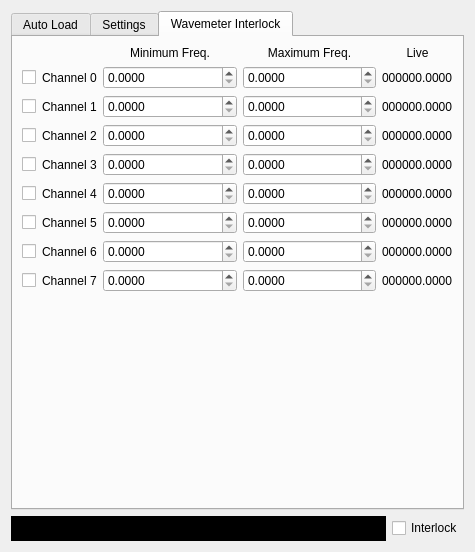
Before: the Qt Designer form ui/AutoLoad.ui in MonroeQuantumNetworks/IonControl, drawn with Qt 5.
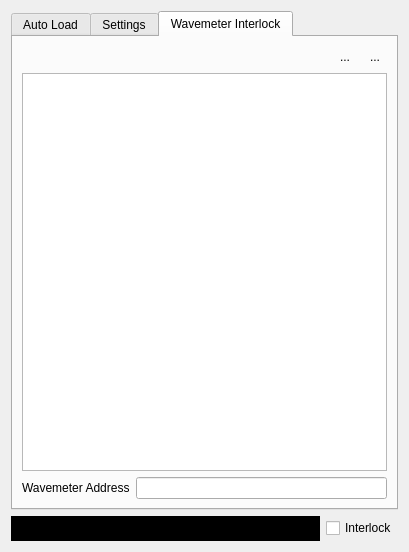
After: the same form once the commit is applied. The open tabs and pages were chosen to show the change. Icons and pictures are not drawn. Custom widgets are drawn as their Qt base class.

Commit message: revised wavemeter Interlock

Patch:
```diff
--- a/ui/AutoLoad.ui
+++ b/ui/AutoLoad.ui
@@ -6,7 +6,7 @@
    <rect>
     <x>0</x>
     <y>0</y>
-    <width>475</width>
+    <width>409</width>
     <height>552</height>
    </rect>
   </property>
@@ -290,551 +290,73 @@
       <attribute name="title">
        <string>Wavemeter Interlock</string>
       </attribute>
-      <layout class="QGridLayout" name="gridLayout_2">
-       <item row="1" column="0">
-        <widget class="QCheckBox" name="useChannelGui0">
-         <property name="toolTip">
-          <string>&lt;html&gt;&lt;head/&gt;&lt;body&gt;&lt;p&gt;Use channel 0&lt;/p&gt;&lt;/body&gt;&lt;/html&gt;</string>
-         </property>
-         <property name="text">
-          <string/>
-         </property>
-        </widget>
+      <layout class="QVBoxLayout" name="verticalLayout_3">
+       <item>
+        <layout class="QHBoxLayout" name="horizontalLayout_2">
+         <item>
+          <spacer name="horizontalSpacer_2">
+           <property name="orientation">
+            <enum>Qt::Horizontal</enum>
+           </property>
+           <property name="sizeHint" stdset="0">
+            <size>
+             <width>40</width>
+             <height>20</height>
+            </size>
+           </property>
+          </spacer>
+         </item>
+         <item>
+          <widget class="QToolButton" name="addChannelButton">
+           <property name="text">
+            <string>...</string>
+           </property>
+           <property name="icon">
+            <iconset resource="Experiment.qrc">
+             <normaloff>:/openicon/icons/edit-add.png</normaloff>:/openicon/icons/edit-add.png</iconset>
+           </property>
+           <property name="autoRaise">
+            <bool>true</bool>
+           </property>
+          </widget>
+         </item>
+         <item>
+          <widget class="QToolButton" name="removeChannelButton">
+           <property name="text">
+            <string>...</string>
+           </property>
+           <property name="icon">
+            <iconset resource="Experiment.qrc">
+             <normaloff>:/openicon/icons/edit_remove.png</normaloff>:/openicon/icons/edit_remove.png</iconset>
+           </property>
+           <property name="autoRaise">
+            <bool>true</bool>
+           </property>
+          </widget>
+         </item>
+        </layout>
        </item>
-       <item row="8" column="0">
-        <widget class="QCheckBox" name="useChannelGui7">
-         <property name="toolTip">
-          <string>&lt;html&gt;&lt;head/&gt;&lt;body&gt;&lt;p&gt;Use channel 7&lt;/p&gt;&lt;/body&gt;&lt;/html&gt;</string>
-         </property>
-         <property name="text">
-          <string/>
-         </property>
-        </widget>
-       </item>
-       <item row="2" column="4">
-        <widget class="QLabel" name="channelResultGui1">
-         <property name="sizePolicy">
-          <sizepolicy hsizetype="Preferred" vsizetype="Preferred">
-           <horstretch>0</horstretch>
-           <verstretch>0</verstretch>
-          </sizepolicy>
-         </property>
-         <property name="text">
-          <string>000000.0000</string>
-         </property>
-        </widget>
-       </item>
-       <item row="7" column="3">
-        <widget class="QDoubleSpinBox" name="channelMaxGui6">
-         <property name="sizePolicy">
-          <sizepolicy hsizetype="Minimum" vsizetype="Fixed">
-           <horstretch>1</horstretch>
-           <verstretch>0</verstretch>
-          </sizepolicy>
-         </property>
-         <property name="decimals">
-          <number>4</number>
-         </property>
-         <property name="maximum">
-          <double>1000000.000000000000000</double>
-         </property>
-        </widget>
-       </item>
-       <item row="1" column="1">
-        <widget class="QLabel" name="channelLabelGui0">
-         <property name="text">
-          <string>Channel 0</string>
-         </property>
-        </widget>
-       </item>
-       <item row="3" column="3">
-        <widget class="QDoubleSpinBox" name="channelMaxGui2">
-         <property name="sizePolicy">
-          <sizepolicy hsizetype="Minimum" vsizetype="Fixed">
-           <horstretch>1</horstretch>
-           <verstretch>0</verstretch>
-          </sizepolicy>
-         </property>
-         <property name="decimals">
-          <number>4</number>
-         </property>
-         <property name="maximum">
-          <double>1000000.000000000000000</double>
-         </property>
-        </widget>
-       </item>
-       <item row="8" column="3">
-        <widget class="QDoubleSpinBox" name="channelMaxGui7">
-         <property name="sizePolicy">
-          <sizepolicy hsizetype="Minimum" vsizetype="Fixed">
-           <horstretch>1</horstretch>
-           <verstretch>0</verstretch>
-          </sizepolicy>
-         </property>
-         <property name="decimals">
-          <number>4</number>
-         </property>
-         <property name="maximum">
-          <double>1000000.000000000000000</double>
-         </property>
-        </widget>
-       </item>
-       <item row="4" column="0">
-        <widget class="QCheckBox" name="useChannelGui3">
-         <property name="toolTip">
-          <string>&lt;html&gt;&lt;head/&gt;&lt;body&gt;&lt;p&gt;Use channel 3&lt;/p&gt;&lt;/body&gt;&lt;/html&gt;</string>
-         </property>
-         <property name="text">
-          <string/>
-         </property>
-        </widget>
-       </item>
-       <item row="8" column="4">
-        <widget class="QLabel" name="channelResultGui7">
-         <property name="sizePolicy">
-          <sizepolicy hsizetype="Preferred" vsizetype="Preferred">
-           <horstretch>0</horstretch>
-           <verstretch>0</verstretch>
-          </sizepolicy>
-         </property>
-         <property name="text">
-          <string>000000.0000</string>
-         </property>
-        </widget>
-       </item>
-       <item row="4" column="1">
-        <widget class="QLabel" name="channelLabelGui3">
-         <property name="text">
-          <string>Channel 3</string>
-         </property>
-        </widget>
-       </item>
-       <item row="5" column="1">
-        <widget class="QLabel" name="channelLabelGui4">
-         <property name="styleSheet">
-          <string notr="true"/>
-         </property>
-         <property name="text">
-          <string>Channel 4</string>
-         </property>
-        </widget>
-       </item>
-       <item row="5" column="3">
-        <widget class="QDoubleSpinBox" name="channelMaxGui4">
-         <property name="sizePolicy">
-          <sizepolicy hsizetype="Minimum" vsizetype="Fixed">
-           <horstretch>1</horstretch>
-           <verstretch>0</verstretch>
-          </sizepolicy>
-         </property>
-         <property name="decimals">
-          <number>4</number>
-         </property>
-         <property name="maximum">
-          <double>1000000.000000000000000</double>
-         </property>
-        </widget>
-       </item>
-       <item row="3" column="0">
-        <widget class="QCheckBox" name="useChannelGui2">
-         <property name="toolTip">
-          <string>&lt;html&gt;&lt;head/&gt;&lt;body&gt;&lt;p&gt;Use channel 2&lt;/p&gt;&lt;/body&gt;&lt;/html&gt;</string>
-         </property>
-         <property name="text">
-          <string/>
-         </property>
-        </widget>
-       </item>
-       <item row="3" column="4">
-        <widget class="QLabel" name="channelResultGui2">
-         <property name="sizePolicy">
-          <sizepolicy hsizetype="Preferred" vsizetype="Preferred">
-           <horstretch>0</horstretch>
-           <verstretch>0</verstretch>
-          </sizepolicy>
-         </property>
-         <property name="text">
-          <string>000000.0000</string>
-         </property>
-        </widget>
-       </item>
-       <item row="1" column="4">
-        <widget class="QLabel" name="channelResultGui0">
-         <property name="sizePolicy">
-          <sizepolicy hsizetype="Preferred" vsizetype="Preferred">
-           <horstretch>0</horstretch>
-           <verstretch>0</verstretch>
-          </sizepolicy>
-         </property>
-         <property name="text">
-          <string>000000.0000</string>
-         </property>
-        </widget>
-       </item>
-       <item row="4" column="4">
-        <widget class="QLabel" name="channelResultGui3">
-         <property name="sizePolicy">
-          <sizepolicy hsizetype="Preferred" vsizetype="Preferred">
-           <horstretch>0</horstretch>
-           <verstretch>0</verstretch>
-          </sizepolicy>
-         </property>
-         <property name="text">
-          <string>000000.0000</string>
-         </property>
-        </widget>
-       </item>
-       <item row="4" column="2">
-        <widget class="QDoubleSpinBox" name="channelMinGui3">
-         <property name="sizePolicy">
-          <sizepolicy hsizetype="Minimum" vsizetype="Fixed">
-           <horstretch>1</horstretch>
-           <verstretch>0</verstretch>
-          </sizepolicy>
-         </property>
-         <property name="acceptDrops">
-          <bool>true</bool>
-         </property>
-         <property name="decimals">
-          <number>4</number>
-         </property>
-         <property name="maximum">
-          <double>1000000.000000000000000</double>
-         </property>
-        </widget>
-       </item>
-       <item row="4" column="3">
-        <widget class="QDoubleSpinBox" name="channelMaxGui3">
-         <property name="sizePolicy">
-          <sizepolicy hsizetype="Minimum" vsizetype="Fixed">
-           <horstretch>1</horstretch>
-           <verstretch>0</verstretch>
-          </sizepolicy>
-         </property>
-         <property name="decimals">
-          <number>4</number>
-         </property>
-         <property name="maximum">
-          <double>1000000.000000000000000</double>
-         </property>
-        </widget>
-       </item>
-       <item row="5" column="0">
-        <widget class="QCheckBox" name="useChannelGui4">
-         <property name="toolTip">
-          <string>&lt;html&gt;&lt;head/&gt;&lt;body&gt;&lt;p&gt;Use channel 4&lt;/p&gt;&lt;/body&gt;&lt;/html&gt;</string>
-         </property>
-         <property name="text">
-          <string/>
-         </property>
-        </widget>
-       </item>
-       <item row="7" column="4">
-        <widget class="QLabel" name="channelResultGui6">
-         <property name="sizePolicy">
-          <sizepolicy hsizetype="Preferred" vsizetype="Preferred">
-           <horstretch>0</horstretch>
-           <verstretch>0</verstretch>
-          </sizepolicy>
-         </property>
-         <property name="text">
-          <string>000000.0000</string>
-         </property>
-        </widget>
-       </item>
-       <item row="8" column="2">
-        <widget class="QDoubleSpinBox" name="channelMinGui7">
-         <property name="sizePolicy">
-          <sizepolicy hsizetype="Minimum" vsizetype="Fixed">
-           <horstretch>1</horstretch>
-           <verstretch>0</verstretch>
-          </sizepolicy>
-         </property>
-         <property name="decimals">
-          <number>4</number>
-         </property>
-         <property name="maximum">
-          <double>1000000.000000000000000</double>
-         </property>
-        </widget>
-       </item>
-       <item row="3" column="1">
-        <widget class="QLabel" name="channelLabelGui2">
-         <property name="text">
-          <string>Channel 2</string>
-         </property>
-        </widget>
-       </item>
-       <item row="7" column="2">
-        <widget class="QDoubleSpinBox" name="channelMinGui6">
-         <property name="sizePolicy">
-          <sizepolicy hsizetype="Minimum" vsizetype="Fixed">
-           <horstretch>1</horstretch>
-           <verstretch>0</verstretch>
-          </sizepolicy>
-         </property>
-         <property name="decimals">
-          <number>4</number>
-         </property>
-         <property name="maximum">
-          <double>1000000.000000000000000</double>
-         </property>
-        </widget>
-       </item>
-       <item row="2" column="3">
-        <widget class="QDoubleSpinBox" name="channelMaxGui1">
-         <property name="sizePolicy">
-          <sizepolicy hsizetype="Minimum" vsizetype="Fixed">
-           <horstretch>1</horstretch>
-           <verstretch>0</verstretch>
-          </sizepolicy>
-         </property>
-         <property name="decimals">
-          <number>4</number>
-         </property>
-         <property name="maximum">
-          <double>1000000.000000000000000</double>
-         </property>
-        </widget>
-       </item>
-       <item row="5" column="2">
-        <widget class="QDoubleSpinBox" name="channelMinGui4">
-         <property name="sizePolicy">
-          <sizepolicy hsizetype="Minimum" vsizetype="Fixed">
-           <horstretch>1</horstretch>
-           <verstretch>0</verstretch>
-          </sizepolicy>
-         </property>
-         <property name="decimals">
-          <number>4</number>
-         </property>
-         <property name="maximum">
-          <double>1000000.000000000000000</double>
-         </property>
-        </widget>
-       </item>
-       <item row="2" column="0">
-        <widget class="QCheckBox" name="useChannelGui1">
-         <property name="toolTip">
-          <string>&lt;html&gt;&lt;head/&gt;&lt;body&gt;&lt;p&gt;Use channel 1&lt;/p&gt;&lt;/body&gt;&lt;/html&gt;</string>
-         </property>
-         <property name="text">
-          <string/>
-         </property>
-        </widget>
-       </item>
-       <item row="2" column="1">
-        <widget class="QLabel" name="channelLabelGui1">
-         <property name="text">
-          <string>Channel 1</string>
-         </property>
-        </widget>
-       </item>
-       <item row="1" column="3">
-        <widget class="QDoubleSpinBox" name="channelMaxGui0">
-         <property name="sizePolicy">
-          <sizepolicy hsizetype="Minimum" vsizetype="Fixed">
-           <horstretch>1</horstretch>
-           <verstretch>0</verstretch>
-          </sizepolicy>
-         </property>
-         <property name="decimals">
-          <number>4</number>
-         </property>
-         <property name="maximum">
-          <double>1000000.000000000000000</double>
-         </property>
-        </widget>
-       </item>
-       <item row="1" column="2">
-        <widget class="QDoubleSpinBox" name="channelMinGui0">
-         <property name="sizePolicy">
-          <sizepolicy hsizetype="Minimum" vsizetype="Fixed">
-           <horstretch>1</horstretch>
-           <verstretch>0</verstretch>
-          </sizepolicy>
-         </property>
-         <property name="decimals">
-          <number>4</number>
-         </property>
-         <property name="maximum">
-          <double>1000000.000000000000000</double>
-         </property>
-        </widget>
-       </item>
-       <item row="2" column="2">
-        <widget class="QDoubleSpinBox" name="channelMinGui1">
-         <property name="sizePolicy">
-          <sizepolicy hsizetype="Minimum" vsizetype="Fixed">
-           <horstretch>1</horstretch>
-           <verstretch>0</verstretch>
-          </sizepolicy>
-         </property>
-         <property name="decimals">
-          <number>4</number>
-         </property>
-         <property name="maximum">
-          <double>1000000.000000000000000</double>
-         </property>
-        </widget>
-       </item>
-       <item row="8" column="1">
-        <widget class="QLabel" name="channelLabelGui7">
-         <property name="text">
-          <string>Channel 7</string>
-         </property>
-        </widget>
-       </item>
-       <item row="6" column="4">
-        <widget class="QLabel" name="channelResultGui5">
-         <property name="sizePolicy">
-          <sizepolicy hsizetype="Preferred" vsizetype="Preferred">
-           <horstretch>0</horstretch>
-           <verstretch>0</verstretch>
-          </sizepolicy>
-         </property>
-         <property name="text">
-          <string>000000.0000</string>
-         </property>
-        </widget>
-       </item>
-       <item row="7" column="0">
-        <widget class="QCheckBox" name="useChannelGui6">
-         <property name="toolTip">
-          <string>&lt;html&gt;&lt;head/&gt;&lt;body&gt;&lt;p&gt;Use channel 6&lt;/p&gt;&lt;/body&gt;&lt;/html&gt;</string>
-         </property>
-         <property name="text">
-          <string/>
-         </property>
-        </widget>
-       </item>
-       <item row="7" column="1">
-        <widget class="QLabel" name="channelLabelGui6">
-         <property name="text">
-          <string>Channel 6</string>
-         </property>
-        </widget>
-       </item>
-       <item row="5" column="4">
-        <widget class="QLabel" name="channelResultGui4">
-         <property name="sizePolicy">
-          <sizepolicy hsizetype="Preferred" vsizetype="Preferred">
-           <horstretch>0</horstretch>
-           <verstretch>0</verstretch>
-          </sizepolicy>
-         </property>
-         <property name="text">
-          <string>000000.0000</string>
-         </property>
-        </widget>
-       </item>
-       <item row="6" column="0">
-        <widget class="QCheckBox" name="useChannelGui5">
-         <property name="toolTip">
-          <string>&lt;html&gt;&lt;head/&gt;&lt;body&gt;&lt;p&gt;Use channel 5&lt;/p&gt;&lt;/body&gt;&lt;/html&gt;</string>
-         </property>
-         <property name="text">
-          <string/>
-         </property>
-        </widget>
-       </item>
-       <item row="6" column="2">
-        <widget class="QDoubleSpinBox" name="channelMinGui5">
-         <property name="sizePolicy">
-          <sizepolicy hsizetype="Minimum" vsizetype="Fixed">
-           <horstretch>1</horstretch>
-           <verstretch>0</verstretch>
-          </sizepolicy>
-         </property>
-         <property name="decimals">
-          <number>4</number>
-         </property>
-         <property name="maximum">
-          <double>1000000.000000000000000</double>
-         </property>
-        </widget>
-       </item>
-       <item row="6" column="1">
-        <widget class="QLabel" name="channelLabelGui5">
-         <property name="text">
-          <string>Channel 5</string>
-         </property>
-        </widget>
-       </item>
-       <item row="6" column="3">
-        <widget class="QDoubleSpinBox" name="channelMaxGui5">
-         <property name="sizePolicy">
-          <sizepolicy hsizetype="Minimum" vsizetype="Fixed">
-           <horstretch>1</horstretch>
-           <verstretch>0</verstretch>
-          </sizepolicy>
-         </property>
-         <property name="decimals">
-          <number>4</number>
-         </property>
-         <property name="maximum">
-          <double>1000000.000000000000000</double>
-         </property>
-        </widget>
-       </item>
-       <item row="3" column="2">
-        <widget class="QDoubleSpinBox" name="channelMinGui2">
-         <property name="sizePolicy">
-          <sizepolicy hsizetype="Minimum" vsizetype="Fixed">
-           <horstretch>1</horstretch>
-           <verstretch>0</verstretch>
-          </sizepolicy>
-         </property>
-         <property name="decimals">
-          <number>4</number>
-         </property>
-         <property name="maximum">
-          <double>1000000.000000000000000</double>
-         </property>
-        </widget>
-       </item>
-       <item row="9" column="2">
-        <spacer name="verticalSpacer_2">
+       <item>
+        <widget class="QSplitter" name="splitter">
          <property name="orientation">
           <enum>Qt::Vertical</enum>
          </property>
-         <property name="sizeHint" stdset="0">
-          <size>
-           <width>20</width>
-           <height>40</height>
-          </size>
-         </property>
-        </spacer>
-       </item>
-       <item row="0" column="2">
-        <widget class="QLabel" name="label_9">
-         <property name="text">
-          <string>Minimum Freq.</string>
-         </property>
-         <property name="alignment">
-          <set>Qt::AlignCenter</set>
-         </property>
+         <widget class="QTableView" name="interlockTableView"/>
         </widget>
        </item>
-       <item row="0" column="3">
-        <widget class="QLabel" name="label_10">
-         <property name="text">
-          <string>Maximum Freq.</string>
-         </property>
-         <property name="alignment">
-          <set>Qt::AlignCenter</set>
-         </property>
-        </widget>
-       </item>
-       <item row="0" column="4">
-        <widget class="QLabel" name="label_11">
-         <property name="text">
-          <string>Live</string>
-         </property>
-         <property name="alignment">
-          <set>Qt::AlignCenter</set>
-         </property>
-        </widget>
+       <item>
+        <layout class="QHBoxLayout" name="horizontalLayout_4">
+         <item>
+          <widget class="QLabel" name="label_12">
+           <property name="text">
+            <string>Wavemeter Address</string>
+           </property>
+          </widget>
+         </item>
+         <item>
+          <widget class="QLineEdit" name="wavemeterAddressLineEdit"/>
+         </item>
+        </layout>
        </item>
       </layout>
      </widget>
```
Left out of the diff: 28 changed lines with no effect on the pictures. The commit also changes 2 other files.
